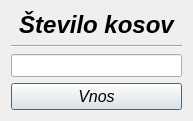
Above: numofitems.ui from MaxMaxy/racun before the change. Below: the same form after it.
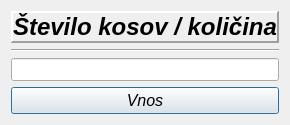
That is the form after the change.

Patch:
```diff
--- a/numofitems.ui
+++ b/numofitems.ui
@@ -6,10 +6,22 @@
    <rect>
     <x>0</x>
     <y>0</y>
-    <width>193</width>
-    <height>121</height>
+    <width>290</width>
+    <height>125</height>
    </rect>
   </property>
+  <property name="minimumSize">
+   <size>
+    <width>290</width>
+    <height>125</height>
+   </size>
+  </property>
+  <property name="maximumSize">
+   <size>
+    <width>290</width>
+    <height>125</height>
+   </size>
+  </property>
   <property name="font">
    <font>
     <family>MS Sans Serif</family>
@@ -34,8 +46,17 @@
          <bold>true</bold>
         </font>
        </property>
+       <property name="frameShape">
+        <enum>QFrame::Panel</enum>
+       </property>
+       <property name="frameShadow">
+        <enum>QFrame::Raised</enum>
+       </property>
+       <property name="lineWidth">
+        <number>2</number>
+       </property>
        <property name="text">
-        <string>Število kosov</string>
+        <string>Število kosov / količina</string>
        </property>
        <property name="alignment">
         <set>Qt::AlignCenter</set>
```
